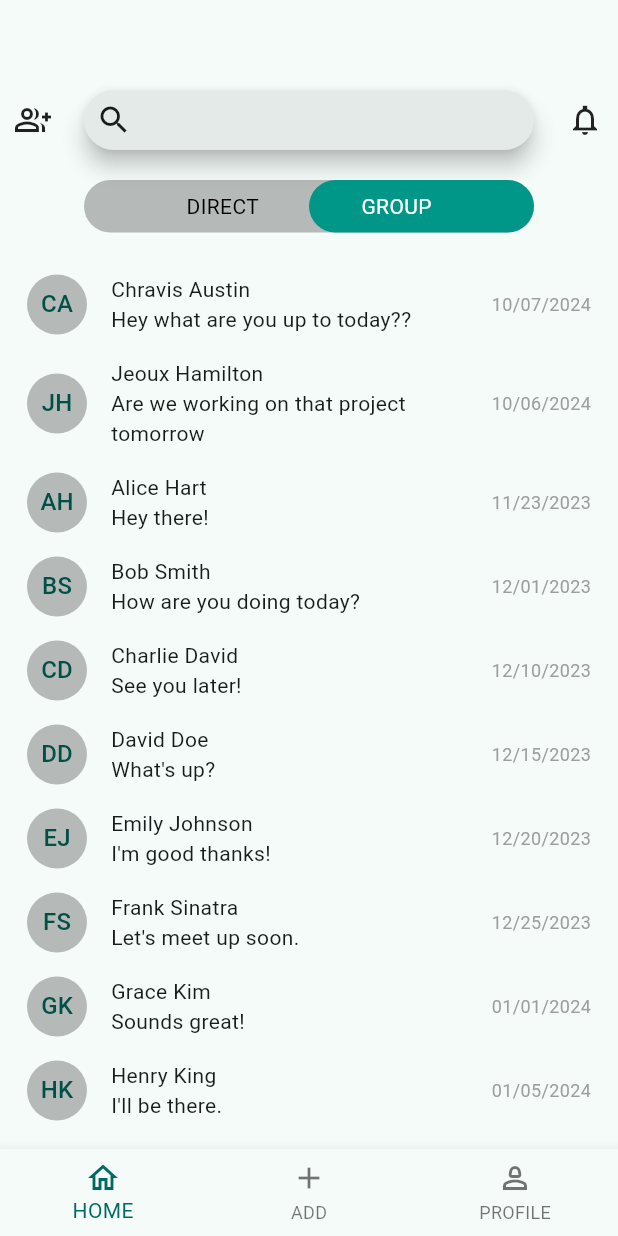
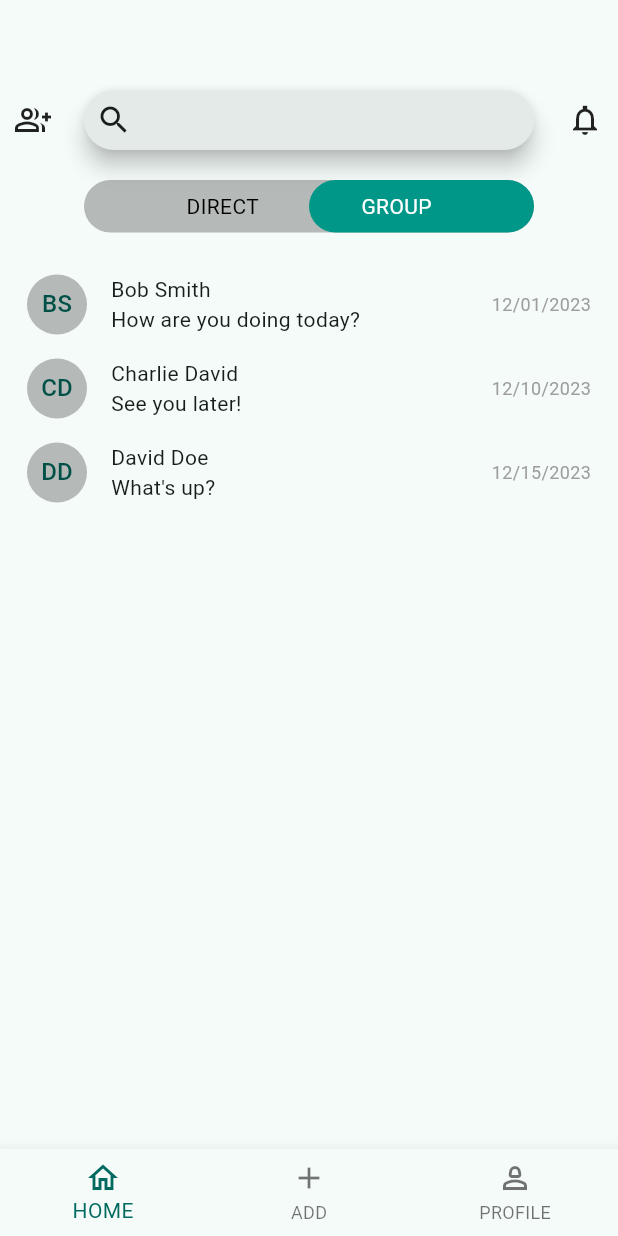
Before and after one commit to DANS-AUS/CHAT_APP_CLIENT, a Flutter app: the screen it shows after launch, after a tap on "DIRECT", on a phone screen of 412 x 824 dp. Run offline on Flutter 3.47's test engine with Material 3 defaults, Android fonts, the phone set to English and light mode, and no system bars.

Commit message:
set up direct vs group message view switch functionality

```diff
--- a/lib/components/switch.dart
+++ b/lib/components/switch.dart
@@ -1,13 +1,16 @@
+import 'package:chat/pages/home.dart';
 import 'package:flutter/material.dart';
 
 class SwitchWidget extends StatefulWidget {
   final String titleOne;
   final String titleTwo;
+  final SwitchModel switchModel;
 
   const SwitchWidget({
     super.key,
     required this.titleOne,
     required this.titleTwo,
+    required this.switchModel,
   });
 
   @override
@@ -15,16 +18,13 @@ class SwitchWidget extends StatefulWidget {
 }
 
 class _SwitchWidgetState extends State<SwitchWidget> {
-bool switchValue = true;
-
-
-
   @override
   Widget build(BuildContext context) {
     return GestureDetector(
       onTap: () {
         setState(() {
-      switchValue = !switchValue;
+          widget.switchModel.onSwitchChange();
+          widget.switchModel.updateFilteredData();
         });
       },
       child: Center(
@@ -36,8 +36,9 @@ bool switchValue = true;
             alignment: Alignment.center,
             children: [
               AnimatedContainer(
-              alignment:
-              switchValue ? Alignment.centerLeft : Alignment.centerRight,
+                alignment: widget.switchModel.value
+                    ? Alignment.centerLeft
+                    : Alignment.centerRight,
                 duration: const Duration(milliseconds: 250),
                 child: Container(
                   width: 150,
@@ -52,10 +53,20 @@ bool switchValue = true;
                 crossAxisAlignment: CrossAxisAlignment.center,
                 children: [
                   Center(
-                      child: Text(widget.titleOne, style: TextStyle(color: switchValue ? Colors.white : Colors.black),
+                      child: Text(
+                    widget.titleOne,
+                    style: TextStyle(
+                        color: widget.switchModel.value
+                            ? Colors.white
+                            : Colors.black),
                   )),
                   Center(
-                    child: Text(widget.titleTwo, style: TextStyle(color: switchValue ? Colors.black : Colors.white),
+                      child: Text(
+                    widget.titleTwo,
+                    style: TextStyle(
+                        color: widget.switchModel.value
+                            ? Colors.black
+                            : Colors.white),
                   )),
                 ],
               ),
--- a/lib/main.dart
+++ b/lib/main.dart
@@ -17,12 +17,12 @@ class _MainAppState extends State<MainApp> {
   int selectedIdx = 0;
 
   // Replace Text with page views.
-  static const List<Widget> _views = <Widget>[
+  static final List<Widget> _views = <Widget>[
    Home(),
-    Text(
+    const Text(
       'Index 1: New Chat',
     ),
-    Text(
+    const Text(
       'Index 2: Profile',
     ),
   ];
--- a/lib/pages/home.dart
+++ b/lib/pages/home.dart
@@ -3,74 +3,115 @@ import 'package:chat/components/switch.dart';
 import 'package:flutter/material.dart';
 import 'package:intl/intl.dart';
 
-class Home extends StatelessWidget {
-  const Home({super.key});
+class SwitchModel extends ValueNotifier<bool> {
+  SwitchModel() : super(true);
+
+  List<Map<String, dynamic>> data = [];
+
+  void onSwitchChange() {
+    value = !value;
+    notifyListeners();
+  }
+
+  void updateFilteredData() {
+    data = value
+        ? Home.fakeData.where((chat) => chat["receivers"].length < 2).toList()
+        : Home.fakeData.where((chat) => chat["receivers"].length > 1).toList();
+    notifyListeners();
+  }
+}
+
+// ignore: must_be_immutable
+class Home extends StatefulWidget {
+  Home({super.key});
 
   static const List<Map<String, dynamic>> fakeData = [
     {
       'sender': 'Chravis Austin',
+      'receivers': ["John"],
       'content': 'Hey what are you up to today??',
       'time': '2024-10-07 12:34:56'
     },
     {
       'sender': 'Jeoux Hamilton',
+      'receivers': ["John"],
       'content': 'Are we working on that project tomorrow',
       'time': '2024-10-06 12:34:56'
     },
     {
       'sender': 'Alice Hart',
+      'receivers': ["John"],
       'content': 'Hey there!',
       'time': '2023-11-23 12:34:56'
     },
     {
       'sender': 'Bob Smith',
+      'receivers': ["Geese", "Panda", "Deer", "John"],
       'content': 'How are you doing today?',
       'time': '2023-12-01 15:20:30'
     },
     {
       'sender': 'Charlie David',
+      'receivers': ["Geese", "Panda", "Deer", "John"],
       'content': 'See you later!',
       'time': '2023-12-10 18:15:00'
     },
     {
       'sender': 'David Doe',
+      'receivers': ["Geese", "Panda", "Deer", "John"],
       'content': 'What\'s up?',
       'time': '2023-12-15 11:05:45'
     },
     {
       'sender': 'Emily Johnson',
+      'receivers': ["John"],
       'content': 'I\'m good thanks!',
       'time': '2023-12-20 14:30:20'
     },
     {
       'sender': 'Frank Sinatra',
+      'receivers': ["John"],
       'content': 'Let\'s meet up soon.',
       'time': '2023-12-25 17:10:10'
     },
     {
       'sender': 'Grace Kim',
+      'receivers': ["John"],
       'content': 'Sounds great!',
       'time': '2024-01-01 10:00:00'
     },
     {
       'sender': 'Henry King',
+      'receivers': ["John"],
       'content': 'I\'ll be there.',
       'time': '2024-01-05 13:55:55'
     },
     {
       'sender': 'Ivy Knowles',
+      'receivers': ["John"],
       'content': 'Can\'t wait!',
       'time': '2024-01-10 16:40:40'
     },
     {
       'sender': 'Jack Beans',
+      'receivers': ["John"],
       'content': 'See you soon.',
       'time': '2024-01-15 19:25:35'
     },
   ];
 
   @override
+  State<Home> createState() => _HomeState();
+}
+
+class _HomeState extends State<Home> {
+  SwitchModel switchModel = SwitchModel();
+
+  @override
   Widget build(BuildContext context) {
+    return ValueListenableBuilder<bool>(
+        valueListenable: switchModel,
+        builder: (context, isChecked, child) {
           return Padding(
             padding: const EdgeInsets.fromLTRB(10, 60, 10, 0),
             child: Column(
@@ -89,17 +130,20 @@ class Home extends StatelessWidget {
                     Icon(Icons.notifications_none_sharp)
                   ],
                 ),
-          const Padding(
-            padding: EdgeInsets.all(20.0),
-            child: SwitchWidget(titleOne: 'DIRECT', titleTwo: 'GROUP'),
+                Padding(
+                  padding: const EdgeInsets.all(20.0),
+                  child: SwitchWidget(
+                      titleOne: 'DIRECT',
+                      titleTwo: 'GROUP',
+                      switchModel: switchModel),
                 ),
-          Container(
-            height: 575,
+                SizedBox(
+                  height: MediaQuery.sizeOf(context).height / 1.5,
                   child: ListView.builder(
-              itemCount: fakeData.length,
+                    itemCount: switchModel.data.length,
                     itemBuilder: (context, index) {
                       return ChatWidget(
-                  data: fakeData[index],
+                        data: switchModel.data[index],
                       );
                     },
                   ),
@@ -107,12 +151,12 @@ class Home extends StatelessWidget {
               ],
             ),
           );
+        });
   }
 }
 
 class ChatWidget extends StatelessWidget {
   final dynamic data;
-
   const ChatWidget({super.key, required this.data});
 
   String genSenderInitials() {
@@ -141,15 +185,15 @@ class ChatWidget extends StatelessWidget {
     return Padding(
       padding: const EdgeInsets.all(8.0),
       child: Row(
-        // mainAxisAlignment: MainAxisAlignment.spaceBetween,
         mainAxisAlignment: MainAxisAlignment.spaceBetween,
-        crossAxisAlignment: CrossAxisAlignment.center,
+        // crossAxisAlignment: CrossAxisAlignment,
         children: [
           CircleAvatar(
             backgroundColor: Colors.black26,
             child: Text(genSenderInitials()),
           ),
           Flexible(
+            flex: 2,
             child: Align(
               alignment: Alignment.centerLeft,
               child: Padding(
@@ -161,30 +205,17 @@ class ChatWidget extends StatelessWidget {
               ),
             ),
           ),
-          Text(
+          Flexible(
+            child: Align(
+              alignment: Alignment.topRight,
+              child: Text(
                 getDate(data["time"]),
                 style: TextStyle(fontSize: 12, color: Colors.grey),
+              ),
+            ),
           ),
         ],
       ),
     );
   }
 }
-
-// Should create a switch switch component
-// Should create a search bar component
-//Column
-    // Top Nav (search bar)
-    // Switch
-    // Chats
-      //Column (for each chat)
-        // Row
-          // Avatar
-          // Content
-            // Column
-              // Top
-                // Name
-                // Time
-              // Bottom
-                // Message
-    //
```
Lines whose indentation alone changed are shown as unchanged.
